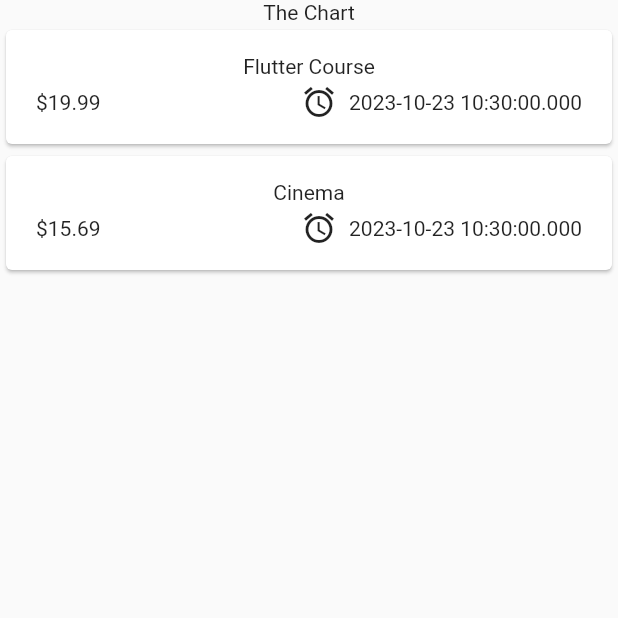
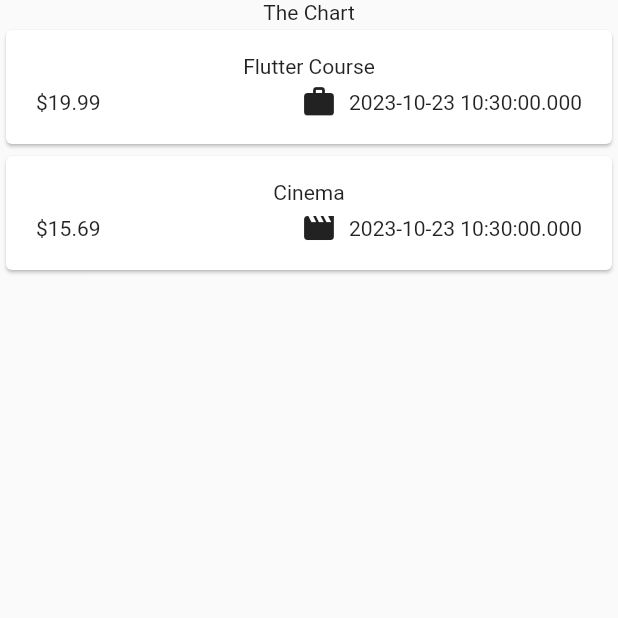
Before and after one commit to ayoline/expense_tracker_app, a Flutter app: the screen it shows after launch, on a phone screen of 412 x 824 dp, the top half of it. Run offline on Flutter 3.47's test engine with Material 2 defaults, Android fonts, the phone set to English and light mode, and no system bars.

Commit message:
use icons and formated dates

```diff
--- a/lib/models/expense.dart
+++ b/lib/models/expense.dart
@@ -1,8 +1,19 @@
+import 'package:flutter/material.dart';
 import 'package:uuid/uuid.dart';
+import 'package:intl/intl.dart';
+
+final formatter = DateFormat.yMd();
 
 const uuid = Uuid();
 
 enum Category { food, travel, leisure, work }
+
+const categoryIcons = {
+  Category.food: Icons.lunch_dining,
+  Category.travel: Icons.flight_takeoff,
+  Category.leisure: Icons.movie,
+  Category.work: Icons.work,
+};
 
 class Expense {
   final String id;
@@ -11,6 +22,10 @@ class Expense {
   final DateTime date;
   final Category category;
 
+  String get formattedDate {
+    return formatter.format(date);
+  }
+
   Expense({
     required this.title,
     required this.amount,
--- a/lib/widgets/expenses_list/expense_item.dart
+++ b/lib/widgets/expenses_list/expense_item.dart
@@ -25,7 +25,7 @@ class ExpenseItem extends StatelessWidget {
                 const Spacer(),
                 Row(
                   children: [
-                    const Icon(Icons.alarm),
+                    Icon(categoryIcons[expense.category]),
                     const SizedBox(width: 8),
                     Text(expense.date.toString())
                   ],
--- a/pubspec.yaml
+++ b/pubspec.yaml
@@ -36,6 +36,7 @@ dependencies:
   # Use with the CupertinoIcons class for iOS style icons.
   cupertino_icons: ^1.0.2
   uuid: ^3.0.7
+  intl: ^0.18.1
 
 dev_dependencies:
   flutter_test:
```
Also changed, not shown: pubspec.lock.
